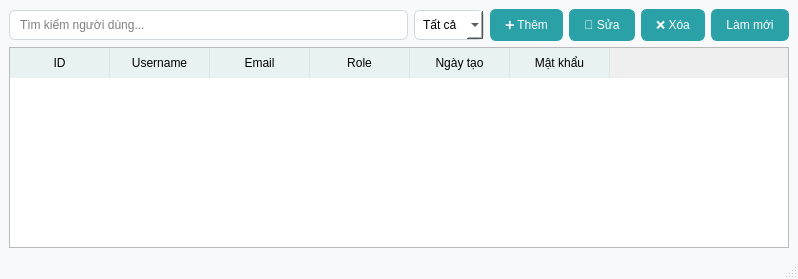
Above: final_ml/ui/ui_admin_user_management.ui from bichnga1845/MLBA_FinalProjectt before the change. Below: the same form after it.
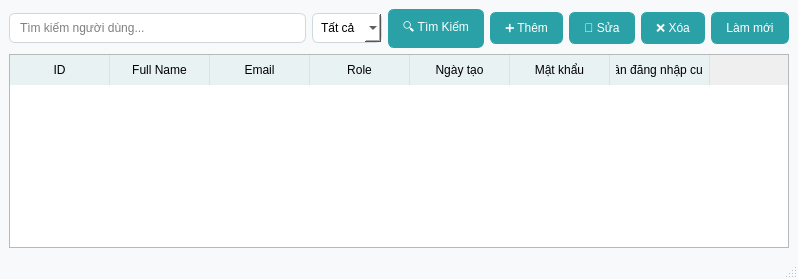
That is the form after the change.

Commit message: admin and user management done

Diff of the .ui file:
```diff
--- a/final_ml/ui/ui_admin_user_management.ui
+++ b/final_ml/ui/ui_admin_user_management.ui
@@ -59,6 +59,13 @@
         </item>
        </widget>
       </item>
+      <item>
+       <widget class="QPushButton" name="btnSearchUser">
+        <property name="text">
+         <string>🔍 Tìm Kiếm</string>
+        </property>
+       </widget>
+      </item>
       <item>
        <widget class="QPushButton" name="btnAddUser">
         <property name="text">
@@ -98,7 +105,7 @@
       </column>
       <column>
        <property name="text">
-        <string>Username</string>
+        <string>Full Name</string>
        </property>
       </column>
       <column>
@@ -121,6 +128,11 @@
         <string>Mật khẩu</string>
        </property>
       </column>
+      <column>
+       <property name="text">
+        <string>Lần đăng nhập cuối</string>
+       </property>
+      </column>
      </widget>
     </item>
    </layout>
```
Left out of the diff: 6 changed lines with no effect on the pictures. The commit also changes 8 other files.
